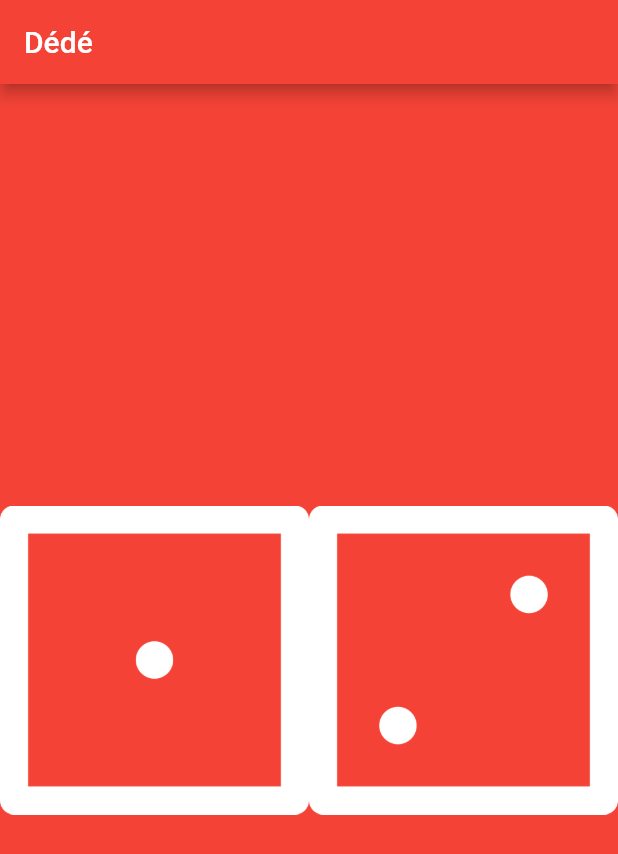
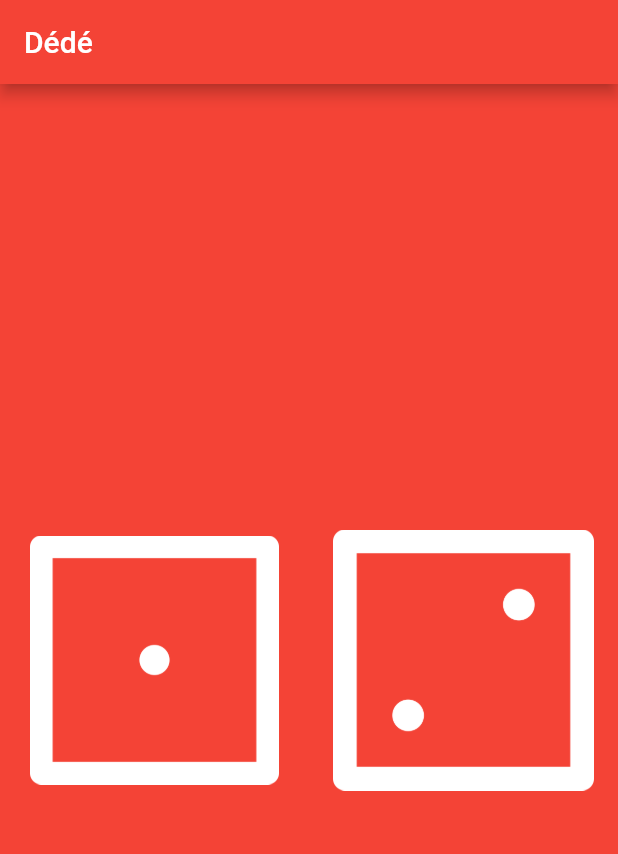
Before and after one commit to houdja/dede, a Flutter app: the screen it shows after launch, on a phone screen of 412 x 824 dp. Shown: the top 854 px of the screen. Run offline on Flutter 3.47's test engine with Material 2 defaults, Android fonts, the phone set to English and light mode, and no system bars.

```diff
--- a/lib/main.dart
+++ b/lib/main.dart
@@ -16,16 +16,30 @@ void main() {
 }
 
 class DicePage extends StatelessWidget {
+  int leftDiceNumber = 1;
+  int rightDiceNumber = 2;
   @override
   Widget build(BuildContext context) {
     return Center(
       child: Row(
         children: [
           Expanded(
-            child: Image.asset('images/dice1.png'),
+            flex: 1,
+            child: Padding(
+              padding: const EdgeInsets.symmetric(horizontal: 20.0),
+              child: Image.asset(
+                'images/dice$leftDiceNumber.png',
+              ),
+            ),
           ),
           Expanded(
-            child: Image.asset('images/dice2.png'),
+            flex: 1,
+            child: Padding(
+              padding: const EdgeInsets.symmetric(horizontal: 16.0),
+              child: Image.asset(
+                'images/dice$rightDiceNumber.png',
+              ),
+            ),
           ),
         ],
       ),
```
